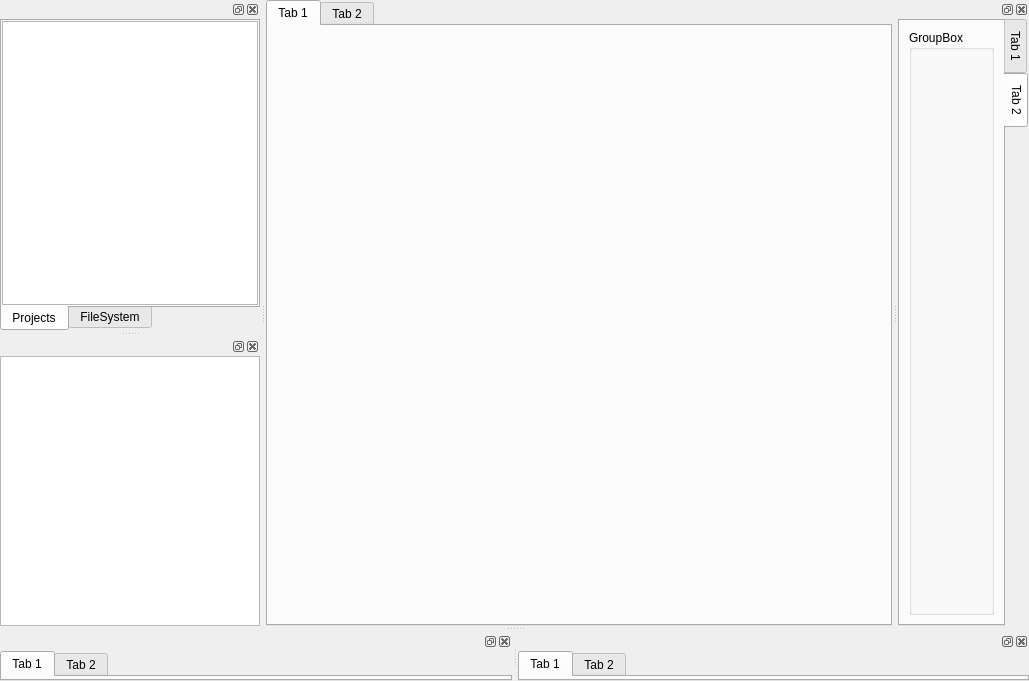
The window that UI/main/mainwindow.ui (wwwwwalter/QtManageProject) describes before a commit, drawn with Qt 5.
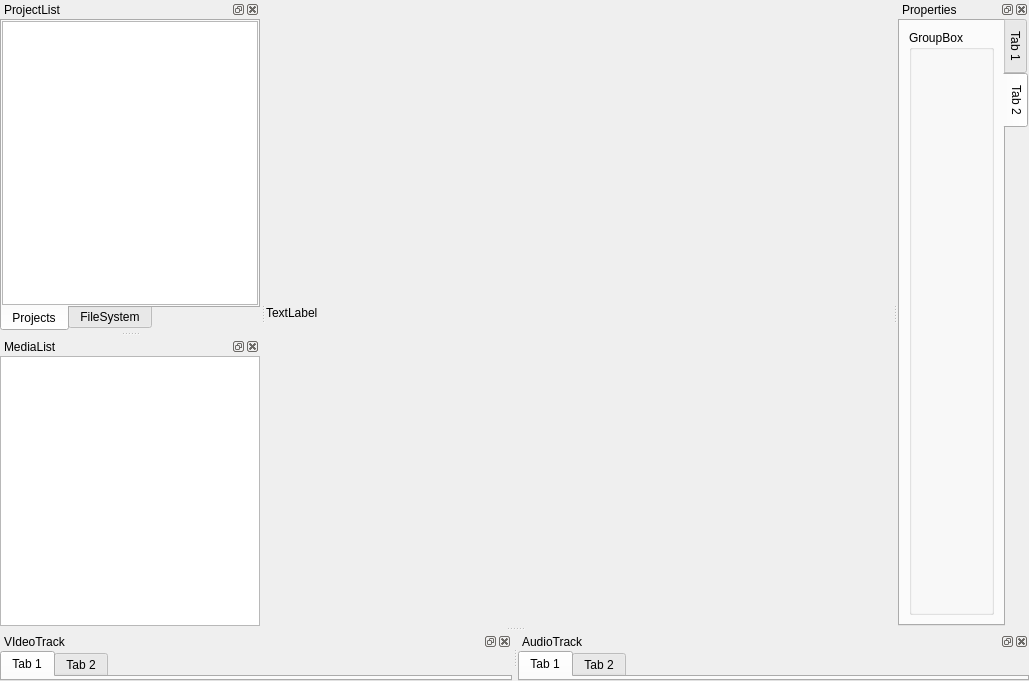
The same window after the commit. Custom widgets are drawn as their Qt base class.

```diff
--- a/UI/main/mainwindow.ui
+++ b/UI/main/mainwindow.ui
@@ -36,7 +36,7 @@
     <item>
      <widget class="QStackedWidget" name="stackedWidget">
       <property name="currentIndex">
-       <number>1</number>
+       <number>0</number>
       </property>
       <widget class="QWidget" name="page">
        <layout class="QVBoxLayout" name="verticalLayout_9">
@@ -61,7 +61,7 @@
         </item>
        </layout>
       </widget>
-      <widget class="QWidget" name="page_2">
+      <widget class="SpaceTabWidget" name="spaceTabPage">
        <layout class="QVBoxLayout" name="verticalLayout_10">
         <property name="leftMargin">
          <number>0</number>
@@ -75,20 +75,6 @@
         <property name="bottomMargin">
          <number>0</number>
         </property>
-        <item>
-         <widget class="QTabWidget" name="tabWidget_5">
-          <widget class="QWidget" name="tab_7">
-           <attribute name="title">
-            <string>Tab 1</string>
-           </attribute>
-          </widget>
-          <widget class="QWidget" name="tab_8">
-           <attribute name="title">
-            <string>Tab 2</string>
-           </attribute>
-          </widget>
-         </widget>
-        </item>
        </layout>
       </widget>
      </widget>
@@ -109,6 +95,9 @@
    <property name="allowedAreas">
     <set>Qt::LeftDockWidgetArea|Qt::RightDockWidgetArea</set>
    </property>
+   <property name="windowTitle">
+    <string>ProjectList</string>
+   </property>
    <attribute name="dockWidgetArea">
     <number>1</number>
    </attribute>
@@ -204,6 +193,9 @@
    <property name="allowedAreas">
     <set>Qt::LeftDockWidgetArea|Qt::RightDockWidgetArea</set>
    </property>
+   <property name="windowTitle">
+    <string>Properties</string>
+   </property>
    <attribute name="dockWidgetArea">
     <number>2</number>
    </attribute>
@@ -266,6 +258,9 @@
    <property name="allowedAreas">
     <set>Qt::BottomDockWidgetArea|Qt::TopDockWidgetArea</set>
    </property>
+   <property name="windowTitle">
+    <string>VIdeoTrack</string>
+   </property>
    <attribute name="dockWidgetArea">
     <number>8</number>
    </attribute>
@@ -307,6 +302,9 @@
    <property name="allowedAreas">
     <set>Qt::BottomDockWidgetArea|Qt::TopDockWidgetArea</set>
    </property>
+   <property name="windowTitle">
+    <string>AudioTrack</string>
+   </property>
    <attribute name="dockWidgetArea">
     <number>8</number>
    </attribute>
@@ -345,6 +343,9 @@
    <property name="allowedAreas">
     <set>Qt::LeftDockWidgetArea|Qt::RightDockWidgetArea</set>
    </property>
+   <property name="windowTitle">
+    <string>MediaList</string>
+   </property>
    <attribute name="dockWidgetArea">
     <number>1</number>
    </attribute>
@@ -373,6 +374,14 @@
    </widget>
   </widget>
  </widget>
+ <customwidgets>
+  <customwidget>
+   <class>SpaceTabWidget</class>
+   <extends>QWidget</extends>
+   <header>UI/spacetab/spacetabwidget.h</header>
+   <container>1</container>
+  </customwidget>
+ </customwidgets>
  <resources/>
  <connections/>
 </ui>
```
Left out of the diff: 12 changed lines with no effect on the pictures.
